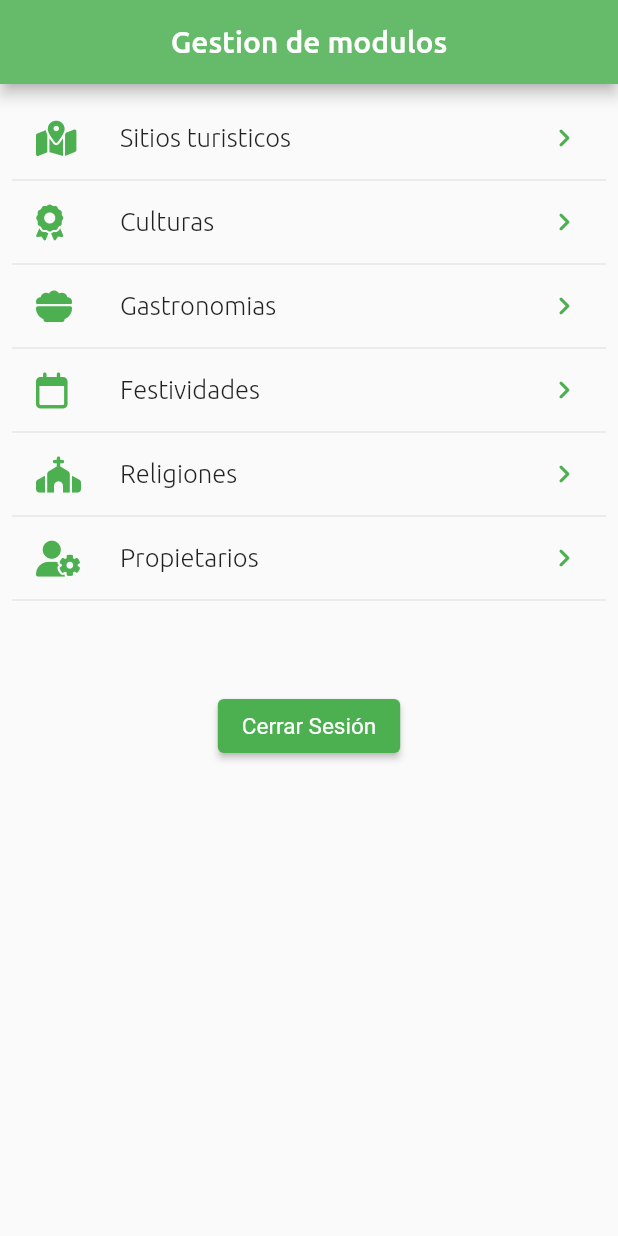
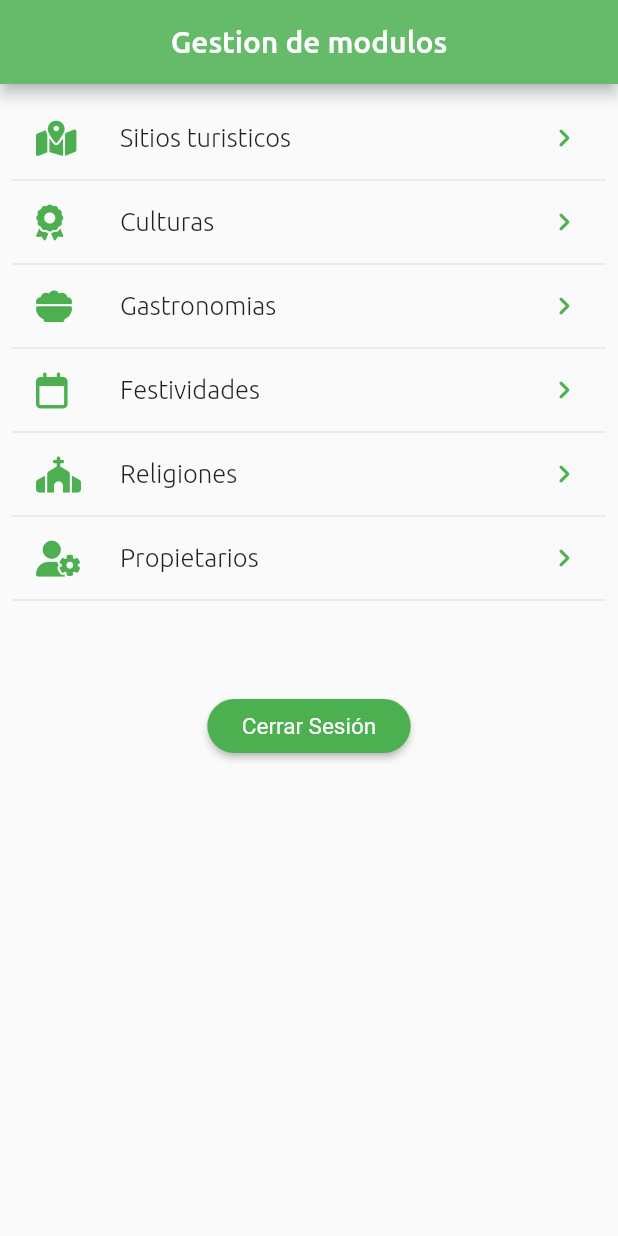
Before and after one commit to pueblobelloapp/pueblobelloapp, a Flutter app: the MenuModuls screen opened by its route, on a phone screen of 412 x 824 dp. Run offline on Flutter 3.47's test engine with Material 2 defaults, Android fonts, the phone set to English and light mode, and no system bars; our stand-ins replace auto_size_text, carousel_slider, cloud_firestore, email_validator, equatable, firebase_auth and 8 more; accounts and stored records are empty; project files that could hold a hidden picture were left out.

Commit message:
Ajuste de estilo para los botones.

```diff
--- a/lib/Recursos/Constants/Constans.dart
+++ b/lib/Recursos/Constants/Constans.dart
@@ -3,7 +3,10 @@ import 'package:font_awesome_flutter/font_awesome_flutter.dart';
 
 class Constants {
   static ButtonStyle buttonPrimary = ElevatedButton.styleFrom(
-      textStyle: const TextStyle(fontSize: 15), backgroundColor: Colors.green);
+      textStyle: const TextStyle(fontSize: 15),
+      backgroundColor: Colors.green,
+      padding: EdgeInsets.symmetric(horizontal: 23.0),
+      shape: RoundedRectangleBorder(borderRadius: BorderRadius.circular(18.0)));
 
   static Color colorPrimary = Colors.white38;
 
```
